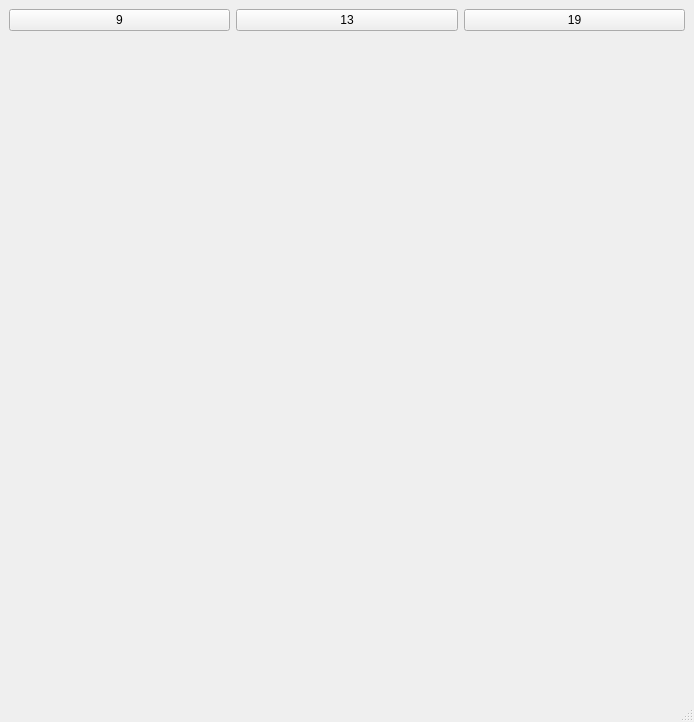
Old version of the form mainwindow.ui in the repository MikkoSalojarvi/gameOfGo.
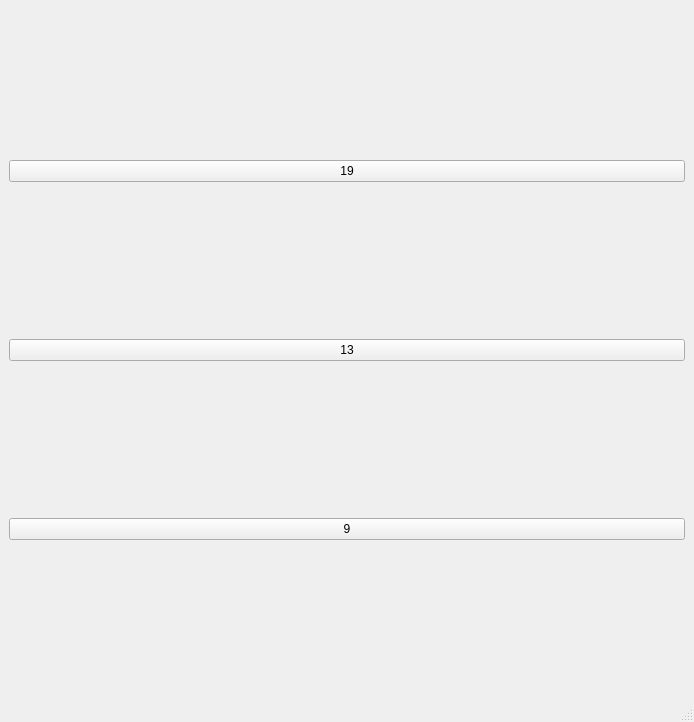
New version of the form.

Patch:
```diff
--- a/mainwindow.ui
+++ b/mainwindow.ui
@@ -16,46 +16,25 @@
   <widget class="QWidget" name="centralwidget">
    <layout class="QVBoxLayout" name="verticalLayout">
     <item>
-     <layout class="QHBoxLayout" name="horizontalLayout">
-      <item>
-       <widget class="QPushButton" name="btnSmallBoard">
-        <property name="text">
-         <string>9</string>
-        </property>
-       </widget>
-      </item>
-      <item>
-       <widget class="QPushButton" name="btnMediumBoard">
-        <property name="text">
-         <string>13</string>
-        </property>
-       </widget>
-      </item>
-      <item>
        <widget class="QPushButton" name="btnNormalBoard">
         <property name="text">
          <string>19</string>
         </property>
        </widget>
       </item>
-     </layout>
-    </item>
     <item>
-     <layout class="QGridLayout" name="ristikko">
-      <item row="0" column="0">
-       <spacer name="verticalSpacer">
-        <property name="orientation">
-         <enum>Qt::Vertical</enum>
-        </property>
-        <property name="sizeHint" stdset="0">
-         <size>
-          <width>20</width>
-          <height>40</height>
-         </size>
-        </property>
-       </spacer>
-      </item>
-     </layout>
+     <widget class="QPushButton" name="btnMediumBoard">
+      <property name="text">
+       <string>13</string>
+      </property>
+     </widget>
+    </item>
+    <item>
+     <widget class="QPushButton" name="btnSmallBoard">
+      <property name="text">
+       <string>9</string>
+      </property>
+     </widget>
     </item>
    </layout>
   </widget>
```
Lines whose indentation alone changed are shown as unchanged.
